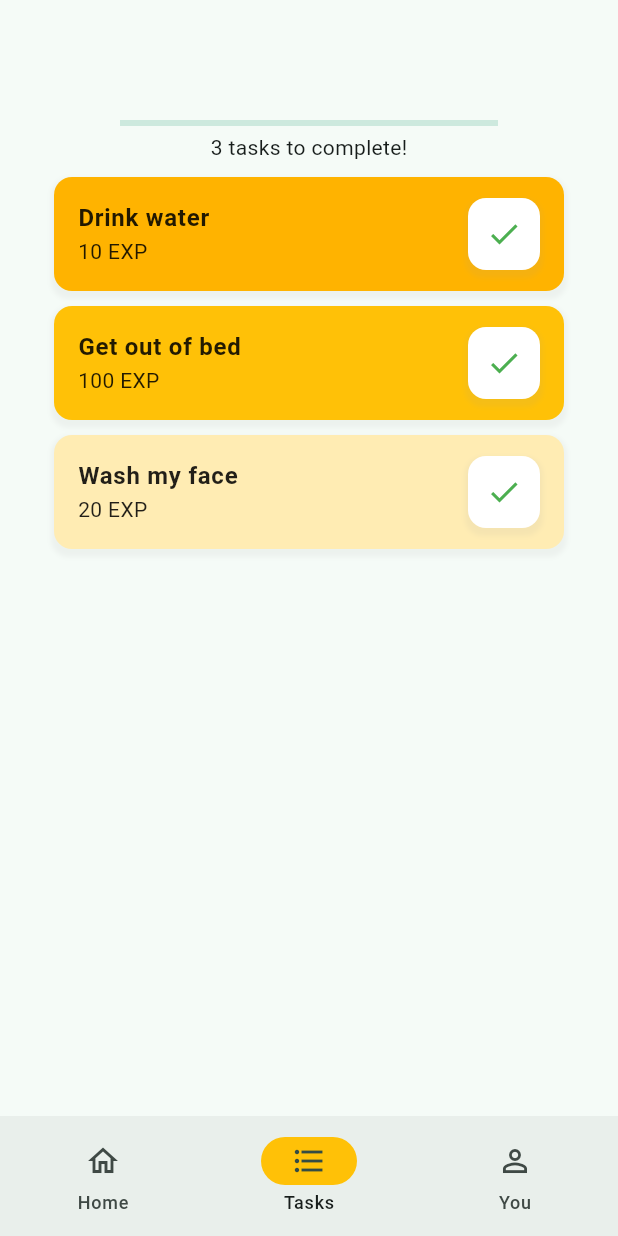
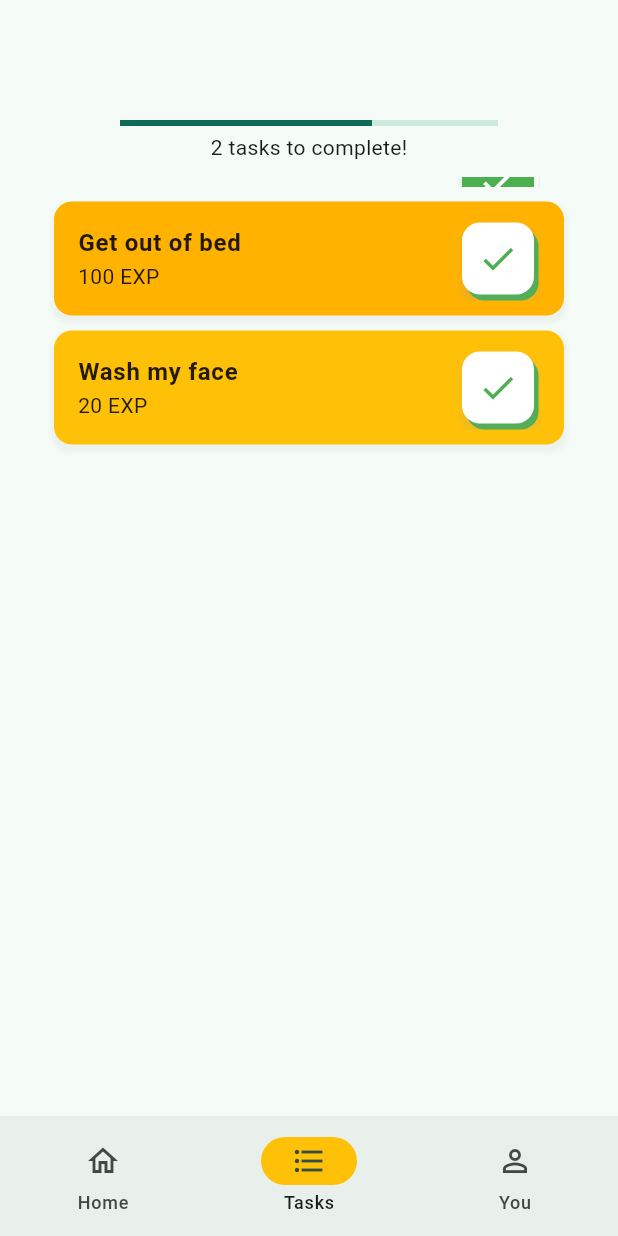
Before and after one commit to BitPingu/productivity, a Flutter app: the screen it shows after launch, item 2 of the bottom bar chosen, after a tap on the "check" icon, on a phone screen of 412 x 824 dp. Run offline on Flutter 3.47's test engine with Material 3 defaults, Android fonts, the phone set to English and light mode, and no system bars; our stand-ins replace fl_chart, flutter_riverpod, go_router.

Commit message:
add state management for tasks

```diff
--- a/lib/main.dart
+++ b/lib/main.dart
@@ -4,7 +4,12 @@ import 'router/router.dart';
 
 
 void main() {
-  runApp(const ProviderScope(child: MyApp()));
+  // Entry point of the app
+  runApp(
+    const ProviderScope(
+      child: MyApp()
+    )
+  );
 }
 
 class MyApp extends ConsumerWidget {
@@ -14,26 +19,16 @@ class MyApp extends ConsumerWidget {
   @override
   Widget build(BuildContext context, WidgetRef ref) {
     return MaterialApp.router(
-      title: 'Flutter Demo',
+
+      // Config router
+      routerConfig: ref.watch(routerProvider),
+
+      // Sets the app theme color
       theme: ThemeData(
-        // This is the theme of your application.
-        //
-        // TRY THIS: Try running your application with "flutter run". You'll see
-        // the application has a purple toolbar. Then, without quitting the app,
-        // try changing the seedColor in the colorScheme below to Colors.green
-        // and then invoke "hot reload" (save your changes or press the "hot
-        // reload" button in a Flutter-supported IDE, or press "r" if you used
-        // the command line to start the app).
-        //
-        // Notice that the counter didn't reset back to zero; the application
-        // state is not lost during the reload. To reset the state, use hot
-        // restart instead.
-        //
-        // This works for code too, not just values: Most code changes can be
-        // tested with just a hot reload.
         colorScheme: ColorScheme.fromSeed(seedColor: Colors.tealAccent),
       ),
-      routerConfig: ref.watch(routerProvider),
+
+      // Removes debug banner
       debugShowCheckedModeBanner: false,
     );
   }
--- /dev/null
+++ b/lib/models/task.dart
@@ -0,0 +1,13 @@
+class Task {
+  final String id;
+  String title;
+  String subtitle;
+  bool isDone;
+
+  Task({
+    required this.id,
+    required this.title,
+    required this.subtitle,
+    required this.isDone,
+  });
+}
--- a/lib/pages/home.dart
+++ /dev/null
@@ -1,80 +0,0 @@
-import 'package:flutter/material.dart';
-import 'package:flutter_riverpod/flutter_riverpod.dart';
-import 'package:intl/intl.dart';
-import 'dart:async';
-
-
-class HomePage extends ConsumerStatefulWidget {
-  const HomePage({super.key});
-
-  // This widget is the home page of your application. It is stateful, meaning
-  // that it has a State object (defined below) that contains fields that affect
-  // how it looks.
-
-  // This class is the configuration for the state. It holds the values (in this
-  // case the title) provided by the parent (in this case the App widget) and
-  // used by the build method of the State. Fields in a Widget subclass are
-  // always marked "final".
-
-  @override
-  HomePageState createState() => HomePageState();
-}
-
-class HomePageState extends ConsumerState<HomePage> {
-
-  String date = DateFormat.yMMMMEEEEd().format(DateTime.now());
-  String time = DateFormat('hh:mm a').format(DateTime.now());
-  late Timer _timer;
-
-  @override
-  void initState() {
-    super.initState();
-    _timer = Timer.periodic(const Duration(milliseconds: 500), (timer) => _update());
-  }
-
-  void _update() {
-    if (this.mounted) {
-      setState(() {
-        date = DateFormat.yMMMMEEEEd().format(DateTime.now());
-        time = DateFormat('hh:mm a').format(DateTime.now());
-      });
-    }
-  }
-
-  @override
-  Widget build(BuildContext context) {
-    // The Flutter framework has been optimized to make rerunning build methods
-    // fast, so that you can just rebuild anything that needs updating rather
-    // than having to individually change instances of widgets.
-    return Scaffold(
-      body: Center(
-        // Center is a layout widget. It takes a single child and positions it
-        // in the middle of the parent.
-        child: Column(
-          // Column is also a layout widget. It takes a list of children and
-          // arranges them vertically. By default, it sizes itself to fit its
-          // children horizontally, and tries to be as tall as its parent.
-          //
-          // Column has various properties to control how it sizes itself and
-          // how it positions its children. Here we use mainAxisAlignment to
-          // center the children vertically; the main axis here is the vertical
-          // axis because Columns are vertical (the cross axis would be
-          // horizontal).
-          //
-          // TRY THIS: Invoke "debug painting" (choose the "Toggle Debug Paint"
-          // action in the IDE, or press "p" in the console), to see the
-          // wireframe for each widget.
-          mainAxisAlignment: MainAxisAlignment.start,
-          children: <Widget>[
-            const SizedBox(height: 80),
-            Text(date.toString()),
-            Text(
-              time.toString(),
-              style: Theme.of(context).textTheme.headlineMedium,
-            ),
-          ],
-        ),
-      ),
-    );
-  }
-}
--- a/lib/pages/tasks.dart
+++ /dev/null
@@ -1,113 +0,0 @@
-import 'package:flutter/material.dart';
-import 'package:flutter/src/widgets/framework.dart';
-import 'package:flutter_riverpod/flutter_riverpod.dart';
-
-
-class TasksPage extends ConsumerWidget {
-  const TasksPage({super.key});
-
-  @override
-  Widget build(BuildContext context, WidgetRef ref) {
-
-    final List<String> entries = <String>[
-      'Drink water',
-      'Get out of bed',
-      'Wash my face'
-    ];
-    final List<String> entries2 = <String>[
-      '10 EXP',
-      '100 EXP',
-      '20 EXP'
-    ];
-    final List<int> colorCodes = <int>[600, 500, 100];
-
-    return Scaffold(
-      body: Center(
-        child: Column(
-          children: [
-            const SizedBox(height: 80),
-            Padding(
-              padding: const EdgeInsets.symmetric(horizontal: 80),
-              child: Column(
-                // crossAxisAlignment: CrossAxisAlignment.start,
-                children: [
-                  LinearProgressIndicator(value: 0),
-                  SizedBox(height: 4),
-                  Text("${entries.length} tasks to complete!"),
-                ],
-              ),
-            ),
-            const SizedBox(height: 10),
-            Expanded(
-              child: ListView.separated(
-                padding: const EdgeInsets.symmetric(horizontal: 36),
-                itemCount: entries.length,
-                itemBuilder: (BuildContext context, int index) {
-                  return Container(
-                    decoration: BoxDecoration(
-                      color: Colors.amber[colorCodes[index]],
-                      borderRadius: BorderRadius.circular(12),
-                      boxShadow: [
-                        BoxShadow(
-                          color: Colors.grey.withValues(alpha: 0.1),
-                          spreadRadius: 2,
-                          blurRadius: 2,
-                          offset: Offset(0, 3), // changes position of shadow
-                        ),
-                      ],
-                    ),
-                    child: ListTile(
-                      contentPadding: const EdgeInsets.symmetric(
-                        horizontal: 16.0,
-                        vertical: 2.0,
-                      ),
-                      title: Text(
-                        entries[index],
-                        style: const TextStyle(
-                          color: Colors.black87,
-                          fontWeight: FontWeight.bold,
-                        ),
-                      ),
-                      subtitle: Text(
-                        entries2[index],
-                        style: const TextStyle(
-                          color: Colors.black87,
-                        ),
-                      ),
-                      trailing: Container(
-                        decoration: BoxDecoration(
-                          color: Colors.white,
-                          borderRadius: BorderRadius.circular(12),
-                          boxShadow: [
-                            BoxShadow(
-                              color: Colors.grey.withValues(alpha: 0.1),
-                              spreadRadius: 2,
-                              blurRadius: 2,
-                              offset: Offset(0, 3), // changes position of shadow
-                            ),
-                          ],
-                        ),
-                        child: IconButton(
-                          onPressed: () {},
-                          icon: const Icon(
-                            Icons.check,
-                            color: Colors.green,
-                          ),
-                        ),
-                      ),
-                    ),
-                  );
-                },
-                separatorBuilder: (BuildContext context, int index) => const SizedBox(height: 10),
-              ),
-            ),
-          ],
-        ),
-      ),
-      // floatingActionButton: FloatingActionButton(
-      //   onPressed: () {},
-      //   child: const Icon(Icons.add),
-      // ),
-    );
-  }
-}
--- /dev/null
+++ b/lib/providers/task_provider.dart
@@ -0,0 +1,51 @@
+import 'package:flutter/foundation.dart';
+import 'package:flutter_riverpod/flutter_riverpod.dart';
+import 'package:productivity/models/task.dart';
+
+class TaskNotifier extends ChangeNotifier {
+  List<Task> tasks = [
+    Task(
+      id: '0',
+      title: 'Drink water',
+      subtitle: '10 EXP',
+      isDone: false
+    ),
+    Task(
+      id: '1',
+      title: 'Get out of bed',
+      subtitle: '100 EXP',
+      isDone: false
+    ),
+    Task(
+      id: '2',
+      title: 'Wash my face',
+      subtitle: '20 EXP',
+      isDone: false
+    ),
+  ];
+
+  void addTask(Task task) {
+    tasks.add(task);
+    notifyListeners();
+  }
+
+  void removeTask(String taskId) {
+    // TODO: remove later (temp placement)
+    toggle(taskId);
+    tasks.removeWhere((task) => task.id == taskId);
+    notifyListeners();
+  }
+
+  void toggle(String taskId) {
+    final task = tasks.firstWhere((task) => task.id == taskId);
+    task.isDone = !task.isDone;
+    notifyListeners();
+  }
+}
+
+// Implement methods to update and delete tasks
+
+// You can also add methods for fetching and managing tasks
+
+
+final tasksProvider = ChangeNotifierProvider<TaskNotifier>((ref) => TaskNotifier());
--- a/lib/router/router.dart
+++ b/lib/router/router.dart
@@ -1,10 +1,10 @@
 import 'package:go_router/go_router.dart';
 import 'package:productivity/main.dart';
 import 'package:flutter_riverpod/flutter_riverpod.dart';
-import 'package:productivity/pages/tasks.dart';
-import 'package:productivity/pages/user.dart';
-import '../widgets/navbar.dart';
-import '../pages/home.dart';
+import 'package:productivity/screens/home_screen.dart';
+import 'package:productivity/screens/tasks_screen.dart';
+import 'package:productivity/screens/user_screen.dart';
+import 'package:productivity/widgets/navbar.dart';
 
 
 final routerProvider = Provider<GoRouter>((ref) {
@@ -15,15 +15,15 @@ final routerProvider = Provider<GoRouter>((ref) {
         routes: [
           GoRoute(
             path: '/',
-            builder: (context, state) => HomePage()
+            builder: (context, state) => HomeScreen()
           ),
           GoRoute(
             path: '/tasks',
-            builder: (context, state) => TasksPage()
+            builder: (context, state) => TasksScreen()
           ),
           GoRoute(
             path: '/user',
-            builder: (context, state) => UserPage()
+            builder: (context, state) => UserScreen()
           )
         ]
       ),
--- /dev/null
+++ b/lib/screens/home_screen.dart
@@ -0,0 +1,53 @@
+import 'package:flutter/material.dart';
+import 'package:flutter_riverpod/flutter_riverpod.dart';
+import 'package:intl/intl.dart';
+import 'dart:async';
+
+
+class HomeScreen extends ConsumerStatefulWidget {
+  const HomeScreen({super.key});
+
+  @override
+  HomePageState createState() => HomePageState();
+}
+
+class HomePageState extends ConsumerState<HomeScreen> {
+
+  String date = DateFormat.yMMMMEEEEd().format(DateTime.now());
+  String time = DateFormat('hh:mm a').format(DateTime.now());
+  late Timer _timer;
+
+  @override
+  void initState() {
+    super.initState();
+    _timer = Timer.periodic(const Duration(milliseconds: 500), (timer) => _update());
+  }
+
+  void _update() {
+    if (this.mounted) {
+      setState(() {
+        date = DateFormat.yMMMMEEEEd().format(DateTime.now());
+        time = DateFormat('hh:mm a').format(DateTime.now());
+      });
+    }
+  }
+
+  @override
+  Widget build(BuildContext context) {
+    return Scaffold(
+      body: Center(
+        child: Column(
+          mainAxisAlignment: MainAxisAlignment.start,
+          children: <Widget>[
+            const SizedBox(height: 80),
+            Text(date.toString()),
+            Text(
+              time.toString(),
+              style: Theme.of(context).textTheme.headlineMedium,
+            ),
+          ],
+        ),
+      ),
+    );
+  }
+}
--- /dev/null
+++ b/lib/screens/tasks_screen.dart
@@ -0,0 +1,105 @@
+import 'package:flutter/material.dart';
+import 'package:flutter/src/widgets/framework.dart';
+import 'package:flutter_riverpod/flutter_riverpod.dart';
+import 'package:productivity/models/task.dart';
+import 'package:productivity/providers/task_provider.dart';
+import 'package:productivity/widgets/task_tile.dart';
+
+
+class TasksScreen extends ConsumerWidget {
+  const TasksScreen({super.key});
+
+  @override
+  Widget build(BuildContext context, WidgetRef ref) {
+    List<Task> tasks = ref.watch(tasksProvider).tasks;
+    final List<int> colorCodes = <int>[600, 500, 100];
+
+    return Scaffold(
+      body: Center(
+        child: Column(
+          children: [
+            const SizedBox(height: 80),
+            Padding(
+              padding: const EdgeInsets.symmetric(horizontal: 80),
+              child: Column(
+                children: [
+                  TweenAnimationBuilder(
+                    tween: Tween<double>(
+                      begin: tasks.length.toDouble(),
+                      end: tasks.length.toDouble()/3,
+                    ),
+                    duration: const Duration(milliseconds: 150),
+                    builder: (context, value, _) =>
+                      LinearProgressIndicator(value: value),
+                  ),
+                  SizedBox(height: 4),
+                  tasks.length != 1
+                  ? Text("${tasks.length} tasks to complete!")
+                  : Text("${tasks.length} task to complete!")
+                ],
+              ),
+            ),
+            const SizedBox(height: 10),
+            Expanded(
+              child:
+              tasks.isNotEmpty
+              ? AnimatedList.separated(
+                  padding: const EdgeInsets.symmetric(horizontal: 36),
+                  initialItemCount: tasks.length,
+                  itemBuilder: (BuildContext context, int index, Animation<double> animation) {
+                    final task = tasks[index];
+                    return Container(
+                      decoration: BoxDecoration(
+                        color: Colors.amber[colorCodes[index]],
+                        borderRadius: BorderRadius.circular(12),
+                        boxShadow: [
+                          BoxShadow(
+                            color: Colors.grey.withValues(alpha: 0.1),
+                            spreadRadius: 2,
+                            blurRadius: 2,
+                            offset: Offset(0, 3), // changes position of shadow
+                          ),
+                        ],
+                      ),
+                      child: TaskTile(
+                        task: tasks[index],
+                        animation: animation,
+                        onChanged: () {
+                          // Implement task completion logic
+                          AnimatedList.of(context).removeItem(
+                            index,
+                            (context, animation) => TaskTile(
+                              task: task,
+                              animation: animation,
+                              onChanged: () {},
+                            ),
+                            duration: Duration(milliseconds: 1200),
+                          );
+                          ref.read(tasksProvider).removeTask(task.id);
+                        }
+                      ),
+                    );
+                  },
+                  separatorBuilder: (BuildContext context, int index, Animation<double> animation) => const SizedBox(
+                    height: 10
+                  ),
+                  removedSeparatorBuilder: (BuildContext context, int index, Animation<double> animation) => const SizedBox(
+                    height: 10
+                  ),
+                )
+              : Center(
+                  child: Text(
+                    'No tasks left for today. Hooray!',
+                  ),
+                ),
+            ),
+          ],
+        ),
+      ),
+      // floatingActionButton: FloatingActionButton(
+      //   onPressed: () {},
+      //   child: const Icon(Icons.add),
+      // ),
+    );
+  }
+}
--- a/lib/pages/user.dart
+++ b/lib/screens/user_screen.dart
@@ -3,14 +3,14 @@ import 'package:flutter_riverpod/flutter_riverpod.dart';
 import 'package:fl_chart/fl_chart.dart';
 
 
-class UserPage extends ConsumerStatefulWidget {
-  const UserPage({super.key});
+class UserScreen extends ConsumerStatefulWidget {
+  const UserScreen({super.key});
 
   @override
   UserPageState createState() => UserPageState();
 }
 
-class UserPageState extends ConsumerState<UserPage> {
+class UserPageState extends ConsumerState<UserScreen> {
 
   int selectedDataSetIndex = -1;
   double angleValue = 0;
--- /dev/null
+++ b/lib/widgets/task_tile.dart
@@ -0,0 +1,96 @@
+import 'package:flutter/material.dart';
+import 'package:flutter/widgets.dart';
+import 'package:flutter_riverpod/flutter_riverpod.dart';
+import 'package:productivity/models/task.dart';
+
+
+class TaskTile extends ConsumerWidget {
+  final Task task;
+  final Animation<double> animation;
+  final VoidCallback onChanged;
+
+  const TaskTile({
+    super.key,
+    required this.task,
+    required this.animation,
+    required this.onChanged,
+  });
+
+  @override
+  Widget build(BuildContext context, WidgetRef ref) => SizeTransition(
+    sizeFactor: animation,
+    child: buildItem(context, ref),
+  );
+
+  Widget buildItem(BuildContext context, WidgetRef ref) {
+    return ListTile(
+      contentPadding: const EdgeInsets.symmetric(
+        horizontal: 16.0,
+        vertical: 2.0,
+      ),
+      title: Text(
+        task.title,
+        style: const TextStyle(
+          color: Colors.black87,
+          fontWeight: FontWeight.bold,
+        ),
+      ),
+      subtitle: Text(
+        task.subtitle,
+        style: const TextStyle(
+          color: Colors.black87,
+        ),
+      ),
+      trailing: Stack(
+        children: [
+          Positioned(
+            top: 4,
+            left: 3,
+            child: Container(
+              margin: const EdgeInsets.all(4),
+              padding: const EdgeInsets.all(24),
+              decoration: BoxDecoration(
+                color: !task.isDone ? Colors.green : Colors.white,
+                borderRadius: BorderRadius.circular(12),
+                boxShadow: [
+                  BoxShadow(
+                    color: Colors.grey.withValues(alpha: 0.1),
+                    spreadRadius: 2,
+                    blurRadius: 2,
+                    offset: Offset(0, 3), // changes position of shadow
+                  ),
+                ],
+              ),
+            ),
+          ),
+          Positioned(
+            child: Container(
+              margin: const EdgeInsets.all(4),
+              decoration: BoxDecoration(
+                color: !task.isDone ? Colors.white : Colors.green,
+                borderRadius: BorderRadius.circular(12),
+                boxShadow: [
+                  BoxShadow(
+                    color: Colors.grey.withValues(alpha: 0.1),
+                    spreadRadius: 2,
+                    blurRadius: 2,
+                    offset: Offset(0, 3), // changes position of shadow
+                  ),
+                ],
+              ),
+              child: IconButton(
+                onPressed: onChanged,
+                icon: Icon(
+                  Icons.check,
+                  color: !task.isDone ? Colors.green : Colors.white,
+                  size: 27,
+                ),
+              ),
+            ),
+          ),
+        ],
+      ),
+    );
+  }
+
+}
```
